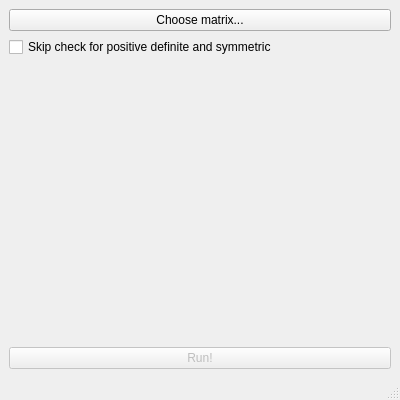
The window that QTInterface/mainwindow.ui (gabrielecanesi/iterative-solver) describes before a commit, drawn with Qt 5.
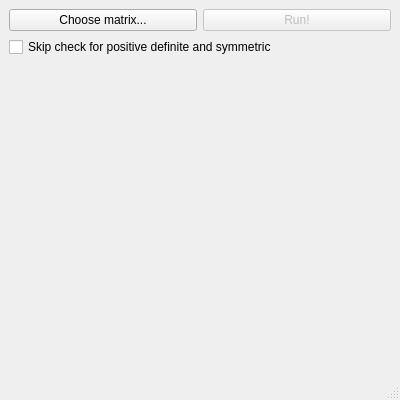
The same window after the commit.

Commit message: Replaced error dialog with system default and moved Run button to top

```diff
--- a/QTInterface/mainwindow.ui
+++ b/QTInterface/mainwindow.ui
@@ -36,27 +36,7 @@
   </property>
   <widget class="QWidget" name="centralwidget">
    <layout class="QGridLayout" name="gridLayout">
-    <item row="5" column="3">
-     <spacer name="verticalSpacer_2">
-      <property name="orientation">
-       <enum>Qt::Vertical</enum>
-      </property>
-      <property name="sizeHint" stdset="0">
-       <size>
-        <width>20</width>
-        <height>40</height>
-       </size>
-      </property>
-     </spacer>
-    </item>
-    <item row="1" column="3">
-     <widget class="QPushButton" name="buttonLoad">
-      <property name="text">
-       <string>Choose matrix...</string>
-      </property>
-     </widget>
-    </item>
-    <item row="4" column="3" alignment="Qt::AlignHCenter|Qt::AlignVCenter">
+    <item row="5" column="3" alignment="Qt::AlignHCenter|Qt::AlignVCenter">
      <widget class="QLabel" name="labelLoading">
       <property name="sizePolicy">
        <sizepolicy hsizetype="Expanding" vsizetype="Expanding">
@@ -69,36 +49,60 @@
       </property>
      </widget>
     </item>
-    <item row="6" column="3">
-     <widget class="QPushButton" name="buttonRun">
-      <property name="enabled">
-       <bool>false</bool>
-      </property>
-      <property name="text">
-       <string>Run!</string>
-      </property>
-     </widget>
-    </item>
     <item row="3" column="3">
-     <spacer name="verticalSpacer">
-      <property name="orientation">
-       <enum>Qt::Vertical</enum>
-      </property>
-      <property name="sizeHint" stdset="0">
-       <size>
-        <width>20</width>
-        <height>40</height>
-       </size>
-      </property>
-     </spacer>
-    </item>
-    <item row="2" column="3">
      <widget class="QCheckBox" name="checkBox">
       <property name="text">
        <string>Skip check for positive definite and symmetric</string>
       </property>
      </widget>
     </item>
+    <item row="4" column="3">
+     <spacer name="verticalSpacer">
+      <property name="orientation">
+       <enum>Qt::Vertical</enum>
+      </property>
+      <property name="sizeHint" stdset="0">
+       <size>
+        <width>20</width>
+        <height>40</height>
+       </size>
+      </property>
+     </spacer>
+    </item>
+    <item row="6" column="3">
+     <spacer name="verticalSpacer_2">
+      <property name="orientation">
+       <enum>Qt::Vertical</enum>
+      </property>
+      <property name="sizeHint" stdset="0">
+       <size>
+        <width>20</width>
+        <height>40</height>
+       </size>
+      </property>
+     </spacer>
+    </item>
+    <item row="0" column="3">
+     <layout class="QHBoxLayout" name="horizontalLayout">
+      <item>
+       <widget class="QPushButton" name="buttonLoad">
+        <property name="text">
+         <string>Choose matrix...</string>
+        </property>
+       </widget>
+      </item>
+      <item>
+       <widget class="QPushButton" name="buttonRun">
+        <property name="enabled">
+         <bool>false</bool>
+        </property>
+        <property name="text">
+         <string>Run!</string>
+        </property>
+       </widget>
+      </item>
+     </layout>
+    </item>
    </layout>
   </widget>
   <widget class="QMenuBar" name="menubar">
```
Left out of the diff: 2 changed lines with no effect on the pictures. The commit also changes 6 other files.
